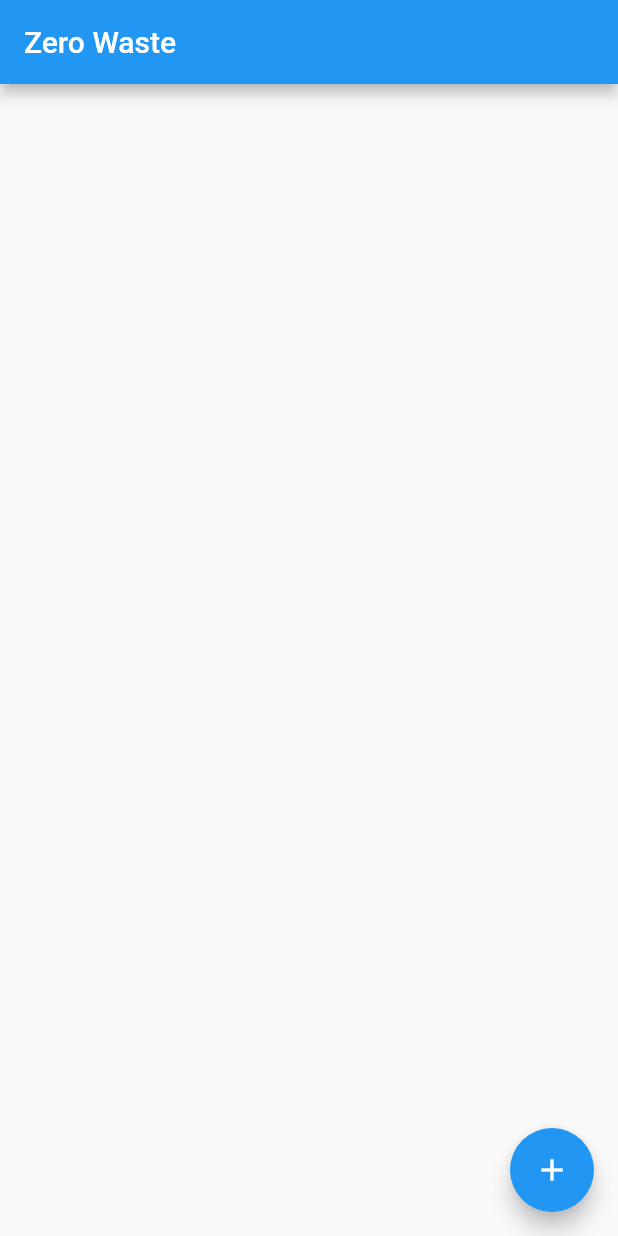
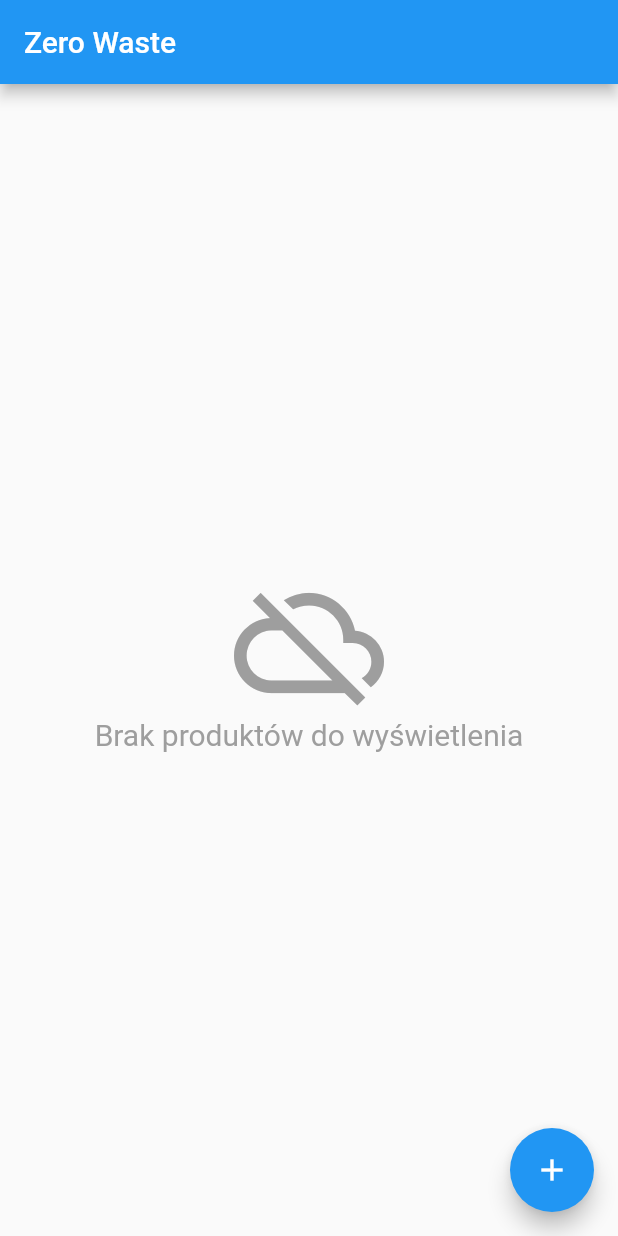
Before and after one commit to remes2000/zero-waste, a Flutter app: the screen it shows after launch, on a phone screen of 412 x 824 dp. Run offline on Flutter 3.47's test engine with Material 2 defaults, Android fonts, the phone set to English and light mode, and no system bars; our stand-ins replace camera, sqflite; accounts and stored records are empty.

Commit message:
Display products not found message

```diff
--- a/zero_waste/lib/camera.dart
+++ b/zero_waste/lib/camera.dart
@@ -1,4 +1,5 @@
 import 'dart:io';
+import 'package:flutter/cupertino.dart';
 import 'package:flutter/material.dart';
 import 'package:camera/camera.dart';
 import 'package:path_provider/path_provider.dart';
@@ -138,6 +139,8 @@ class _CameraWidgetState extends State<CameraWidget> {
                       Divider(),
                       ListTile(
                         title: Center(child: Text('Wybierz datę')),
+                        onTap: () {
+                        },
                       ),
                       Divider(),
                     ]))
--- a/zero_waste/lib/products_list.dart
+++ b/zero_waste/lib/products_list.dart
@@ -74,7 +74,23 @@ class _ProductListState extends State<ProductsList> {
   Widget build(BuildContext context) {
     return Consumer<ProductModel>(
       builder: (context, product, child) {
-        if (product.products.length == 0) return Container();
+        if (product.products.length == 0) {
+          return Container(
+            height: MediaQuery.of(context).size.height,
+            child: Column(
+              mainAxisAlignment: MainAxisAlignment.center,
+              crossAxisAlignment: CrossAxisAlignment.center,
+              children: <Widget>[
+                Icon(
+                  Icons.cloud_off,
+                  size: 100,
+                  color: Colors.grey,
+                ),
+                Text("Brak produktów do wyświetlenia", style: TextStyle(fontSize: 20, color: Colors.grey),)
+              ],
+            ),
+          );
+        }
         return Column(
           children: <Widget>[
             Flexible(
```
